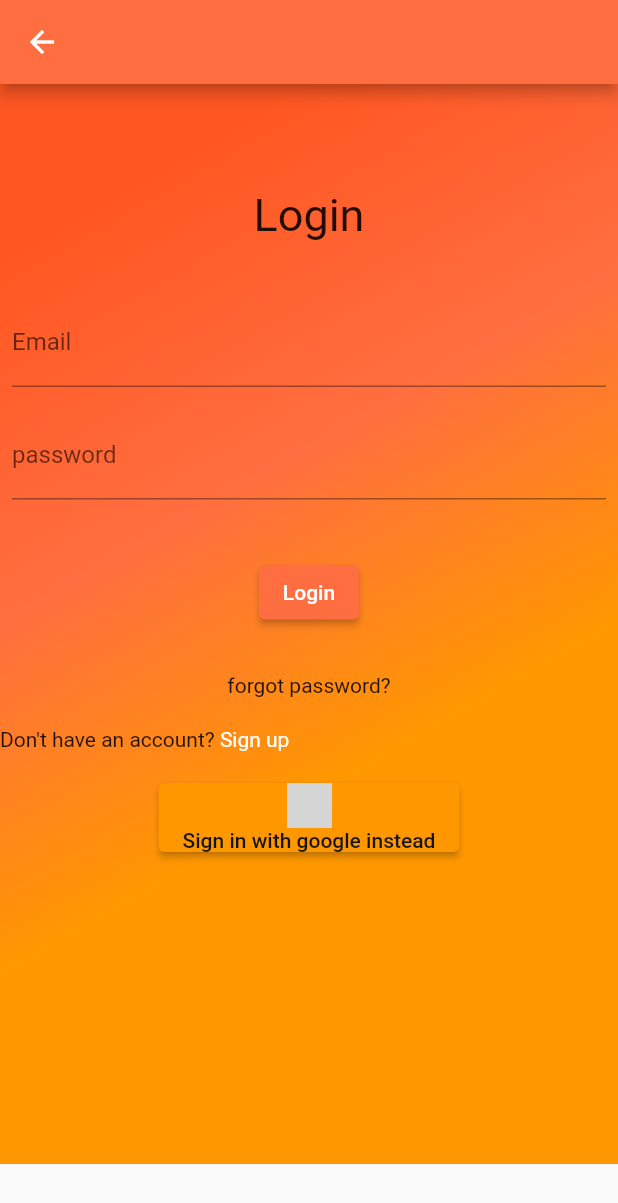
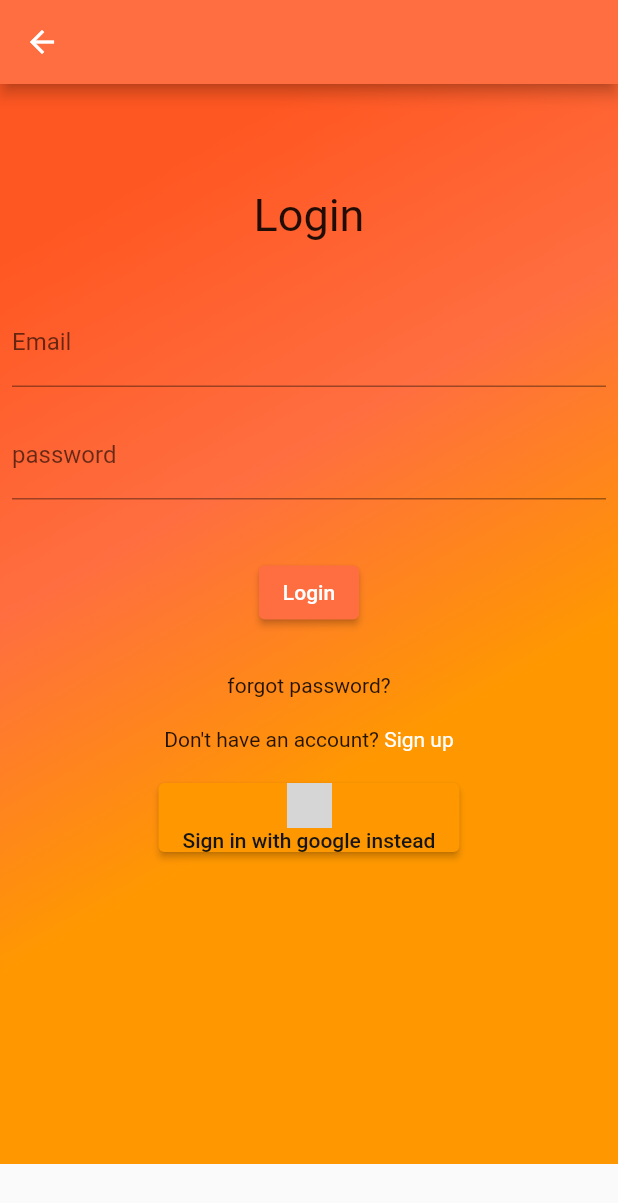
Before and after one commit to mubarakamalitech/new_flutter_authentication, a Flutter app: the screen it shows after launch, after a tap on "Existing user click here", on a phone screen of 412 x 824 dp. Shown: the top 1203 px of the screen. Run offline on Flutter 3.47's test engine with Material 2 defaults, Android fonts, the phone set to English and light mode, and no system bars; network calls fail; grey boxes are pictures that could not be loaded.

```diff
--- a/lib/signin.dart
+++ b/lib/signin.dart
@@ -132,10 +132,10 @@ class SigninPage extends StatelessWidget {
                     ),
                     const Padding(padding: EdgeInsets.all(10.0)),
                     Row(
+                      mainAxisAlignment: MainAxisAlignment.center,
+                      children: [
 
-                      children: [
-                        SizedBox(
-                          child: GestureDetector(
+                          GestureDetector(
                             child: const Text("Don't have an account? "),
                             onTap: () => {
                               Navigator.push(
@@ -144,7 +144,7 @@ class SigninPage extends StatelessWidget {
                                       builder: (context) => const SignUpPage()))
                             },
                           ),
-                        ),
+
                         GestureDetector( child: const Text("Sign up",style: TextStyle(color: Colors.white),),onTap: ()=>{Navigator.push(context, MaterialPageRoute(builder: (context)=> const SignUpPage()))},)
                       ],
                     ),
```
